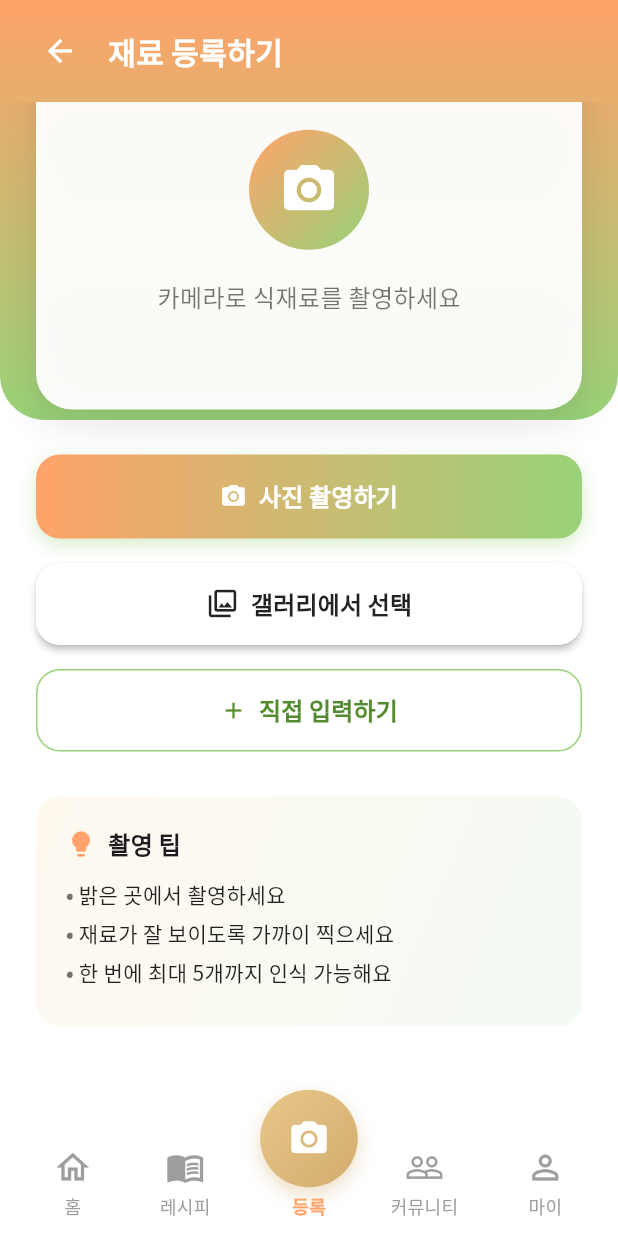
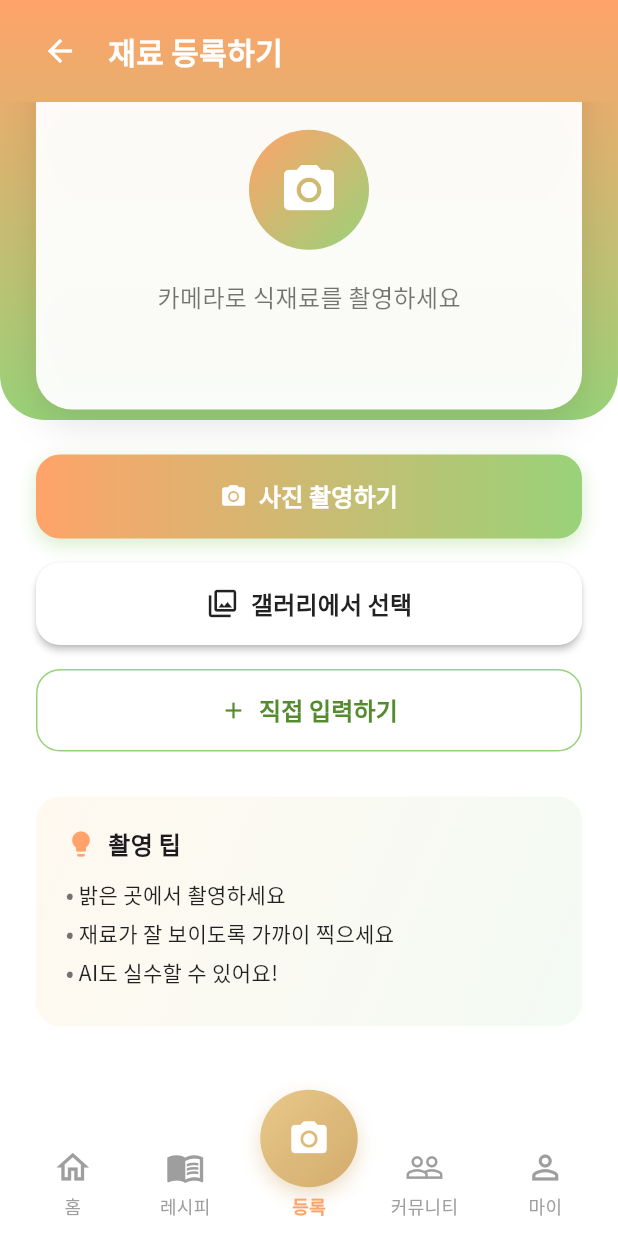
Before and after one commit to nyeonggyeong/LivingAloneCare_App, a Flutter app: the AddIngredientScreen screen opened directly, scrolled down 147 dp, on a phone screen of 412 x 824 dp. Run offline on Flutter 3.47's test engine with Material 3 defaults, Android fonts, the phone set to English and light mode, and no system bars; our stand-ins replace cloud_firestore, cloud_functions, firebase_auth, firebase_core, firebase_messaging, firebase_storage and 3 more; accounts and stored records are empty.

Commit message:
Design: 촬영팁 문구 수정

```diff
--- a/lib/screens/add_ingredient_screen.dart
+++ b/lib/screens/add_ingredient_screen.dart
@@ -591,7 +591,7 @@ class _AddIngredientScreenState extends State<AddIngredientScreen> {
                                 const SizedBox(height: 12),
                                 _buildTipItem('밝은 곳에서 촬영하세요'),
                                 _buildTipItem('재료가 잘 보이도록 가까이 찍으세요'),
-                                _buildTipItem('한 번에 최대 5개까지 인식 가능해요'),
+                                _buildTipItem('AI도 실수할 수 있어요!'),
                               ],
                             ),
                           ),
```
